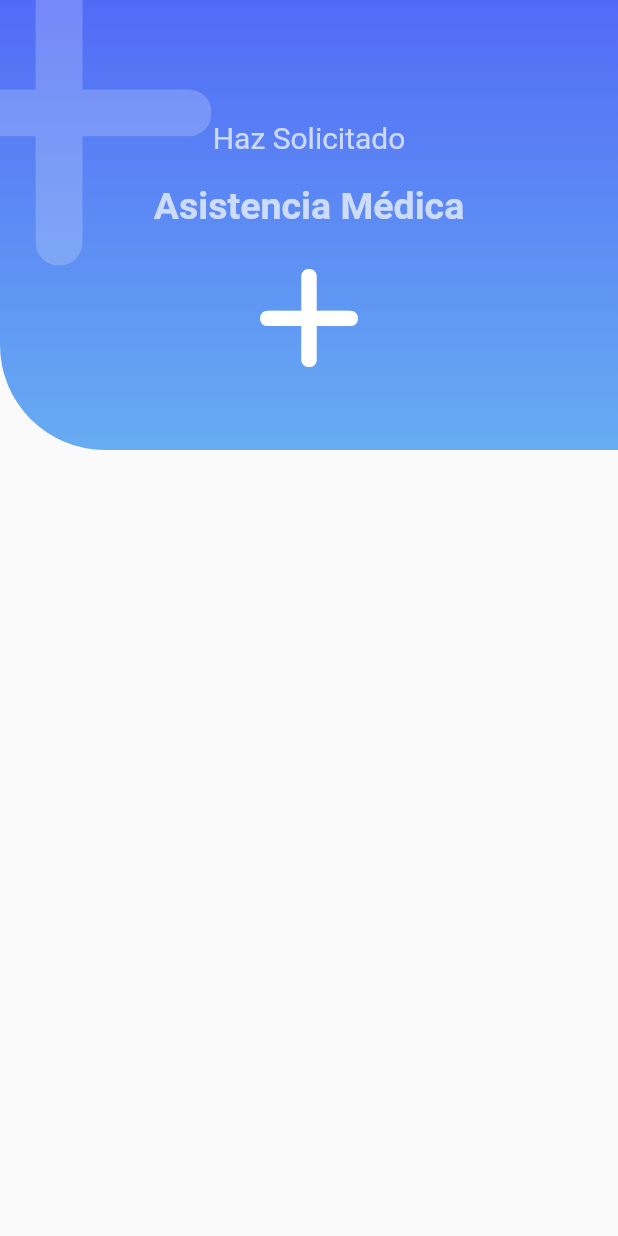
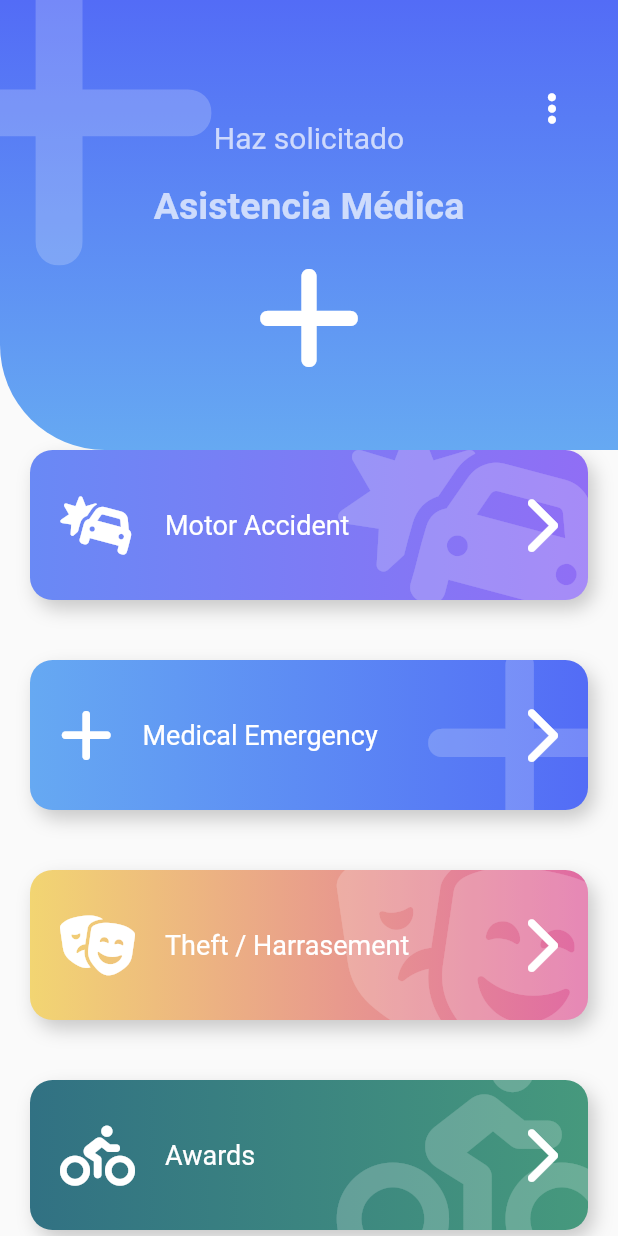
Before and after one commit to RoHeTT17/Flutterdisenos, a Flutter app: the screen it shows after launch, on a phone screen of 412 x 824 dp. Run offline on Flutter 3.47's test engine with Material 2 defaults, Android fonts, the phone set to English and light mode, and no system bars; our stand-ins replace animate_do, flutter_svg, font_awesome_flutter.

Commit message:
Fin seccion 7

```diff
--- a/lib/src/pages/emergency_page.dart
+++ b/lib/src/pages/emergency_page.dart
@@ -1,7 +1,22 @@
 import 'package:flutter/material.dart';
 
+import 'package:animate_do/animate_do.dart';
+import 'package:font_awesome_flutter/font_awesome_flutter.dart';
+
 import 'package:disenos/src/widgets/headers.dart';
-import 'package:font_awesome_flutter/font_awesome_flutter.dart';
+import 'package:disenos/src/widgets/boton_gordo.dart';
+
+class ItemBoton {
+
+  final IconData icon;
+  final String texto;
+  final Color color1;
+  final Color color2;
+
+  ItemBoton( this.icon, this.texto, this.color1, this.color2 );
+}
+
+
 
 
 class EmergencyPage extends StatelessWidget {
@@ -10,14 +25,109 @@ class EmergencyPage extends StatelessWidget {
 
   @override
   Widget build(BuildContext context) {
+
+  final items = <ItemBoton>[
+    new ItemBoton( FontAwesomeIcons.carCrash, 'Motor Accident', Color(0xff6989F5), Color(0xff906EF5) ),
+    new ItemBoton( FontAwesomeIcons.plus, 'Medical Emergency', Color(0xff66A9F2), Color(0xff536CF6) ),
+    new ItemBoton( FontAwesomeIcons.theaterMasks, 'Theft / Harrasement', Color(0xffF2D572), Color(0xffE06AA3) ),
+    new ItemBoton( FontAwesomeIcons.biking, 'Awards', Color(0xff317183), Color(0xff46997D) ),
+    new ItemBoton( FontAwesomeIcons.carCrash, 'Motor Accident', Color(0xff6989F5), Color(0xff906EF5) ),
+    new ItemBoton( FontAwesomeIcons.plus, 'Medical Emergency', Color(0xff66A9F2), Color(0xff536CF6) ),
+    new ItemBoton( FontAwesomeIcons.theaterMasks, 'Theft / Harrasement', Color(0xffF2D572), Color(0xffE06AA3) ),
+    new ItemBoton( FontAwesomeIcons.biking, 'Awards', Color(0xff317183), Color(0xff46997D) ),
+    new ItemBoton( FontAwesomeIcons.carCrash, 'Motor Accident', Color(0xff6989F5), Color(0xff906EF5) ),
+    new ItemBoton( FontAwesomeIcons.plus, 'Medical Emergency', Color(0xff66A9F2), Color(0xff536CF6) ),
+    new ItemBoton( FontAwesomeIcons.theaterMasks, 'Theft / Harrasement', Color(0xffF2D572), Color(0xffE06AA3) ),
+    new ItemBoton( FontAwesomeIcons.biking, 'Awards', Color(0xff317183), Color(0xff46997D) ),
+  ];
+
+    //Convertir un listado de items a un listado de Widgets
+    List<Widget> itemMap = items.map(
+      (e) => FadeInLeft(
+        //duration: const Duration(milliseconds: 1500),
+        child: BotonGordo(icon: e.icon,texto: e.texto,color1: e.color1,color2: e.color2 ,onPress: (){print('Holis');}))
+      ).toList();
+
     return Scaffold(
-      body: IconHeader(
-                        icon: FontAwesomeIcons.plus,
-                        titulo: "Asistencia Médica",
-                        subTitulo: "Haz Solicitado",
-                        color1: Color(0xff526BF6),
-                        color2: Color(0xff67ACF2),
-                      )
+      //backgroundColor: Colors.red, //solo es para validar que el icono no salga del botón
+      body: Stack(
+        children: [
+          Container(
+            margin: const EdgeInsets.only(top: 200),
+            child: ListView(
+                    physics: BouncingScrollPhysics(),
+                    children: [
+                          const SizedBox(height: 80,),
+                          ...itemMap //desplegar todo el listado
+                    ],
+            ),
+          ),
+
+          //Entre mas abajo se esta en el código significa que esta mas arriba en la pantalla
+          const _Header()
+        ],
+      )
    );
   }
 }
+
+class _Header extends StatelessWidget {
+  const _Header({
+    Key? key,
+  }) : super(key: key);
+
+  @override
+  Widget build(BuildContext context) {
+    return Stack(
+      children: [
+        IconHeader(
+                    icon: FontAwesomeIcons.plus,
+                    titulo: 'Asistencia Médica',
+                    subTitulo: 'Haz solicitado',
+                    color1: const Color(0xff536CF6),
+                    color2: const Color(0xff66A9F2),
+        ),
+
+        //Agregar botón menú
+        Positioned(
+          right: 0,
+          top: 45,
+          child: RawMaterialButton(
+             shape:   const CircleBorder(), //Al dar Tab sobre el botón, muestra un circulo al rededor
+             padding: const EdgeInsets.all(15),
+             child:   const FaIcon(FontAwesomeIcons.ellipsisVertical,color: Colors.white,),
+             onPressed: () {  },
+            )
+       )
+      ],
+    );
+  }
+}
+
+class BotonGordoTemp extends StatelessWidget {
+  const BotonGordoTemp({
+    Key? key,
+  }) : super(key: key);
+
+  @override
+  Widget build(BuildContext context) {
+    return BotonGordo(texto: 'Motor Accident',icon: FontAwesomeIcons.carBurst,color1: Color(0xff6989F5), color2: Color(0xff906EF5),onPress: (){print("Holis");},);
+  }
+}
+
+class PageHeader extends StatelessWidget {
+  const PageHeader({
+    Key? key,
+  }) : super(key: key);
+
+  @override
+  Widget build(BuildContext context) {
+    return IconHeader(
+                      icon: FontAwesomeIcons.plus,
+                      titulo: "Asistencia Médica",
+                      subTitulo: "Haz Solicitado",
+                      color1: const Color(0xff526BF6),
+                      color2: const Color(0xff67ACF2),
+                    );
+  }
+}
--- /dev/null
+++ b/lib/src/widgets/boton_gordo.dart
@@ -0,0 +1,86 @@
+import 'package:flutter/material.dart';
+import 'package:font_awesome_flutter/font_awesome_flutter.dart';
+
+class BotonGordo extends StatelessWidget {
+
+  final IconData? icon;
+  final String texto;
+  final Color? color1;
+  final Color? color2;
+  final Function() onPress;
+
+
+  BotonGordo({Key? key, this.icon = FontAwesomeIcons.aws, required this.texto, this.color1 = Colors.grey, this.color2 = Colors.blueGrey, required this.onPress}) : super(key: key);
+
+  @override
+  Widget build(BuildContext context) {
+    return GestureDetector(
+      onTap: onPress,
+      child: Stack(
+        children: [
+          _BackGround(icon: this.icon!,color1:this.color1! ,color2: this.color2!,),
+          Row(
+            mainAxisAlignment: MainAxisAlignment.center,
+            children: [
+              const SizedBox(height: 140, width: 40,),
+              FaIcon(icon,size: 40,color: Colors.white),
+              const SizedBox(width: 20,),
+              Expanded(child: Text(texto, style: const TextStyle(color: Colors.white, fontSize: 18),)),
+              const FaIcon(FontAwesomeIcons.chevronRight,size: 40,color: Colors.white),
+              const SizedBox(width: 40,)
+            ],
+          )
+        ],
+      ),
+    );
+  }
+}
+
+class _BackGround extends StatelessWidget {
+
+  final IconData icon;
+  final Color color1;
+  final Color color2;
+
+  const _BackGround({Key? key, required this.color1, required this.color2, required this.icon,}) : super(key: key);
+
+  @override
+  Widget build(BuildContext context) {
+    return Container(
+       width: double.infinity,
+       height: 100,
+       margin: const EdgeInsets.all(20),
+       decoration: BoxDecoration(
+                            //color: Colors.red,
+                            boxShadow: [
+                                    BoxShadow(
+                                      color: Colors.black.withOpacity(0.2),
+                                      offset: Offset(4, 6),
+                                      blurRadius: 10,
+                                    ),
+                            ],
+                            borderRadius: BorderRadius.circular(15),
+                            gradient: LinearGradient(
+                              colors: [
+                                        color1,
+                                        color2,
+                                      ],
+                            )
+       ),
+       child: ClipRRect(
+         borderRadius: BorderRadius.circular(15),
+         child: Stack(
+           children: [
+              Positioned(
+                         right: -20,
+                         top:   -20,
+                         child: FaIcon(icon,size: 150,color: Colors.white.withOpacity(0.2),)
+                        )
+           ],
+         ),
+       ),
+
+
+    );
+  }
+}
--- a/pubspec.yaml
+++ b/pubspec.yaml
@@ -34,6 +34,7 @@ dependencies:
   flutter_svg: ^1.1.0
   font_awesome_flutter: ^10.1.0
   provider: ^6.0.3
+  animate_do: ^2.1.0
 
 dev_dependencies:
   flutter_lints: ^1.0.0
```
Also changed, not shown: pubspec.lock.
